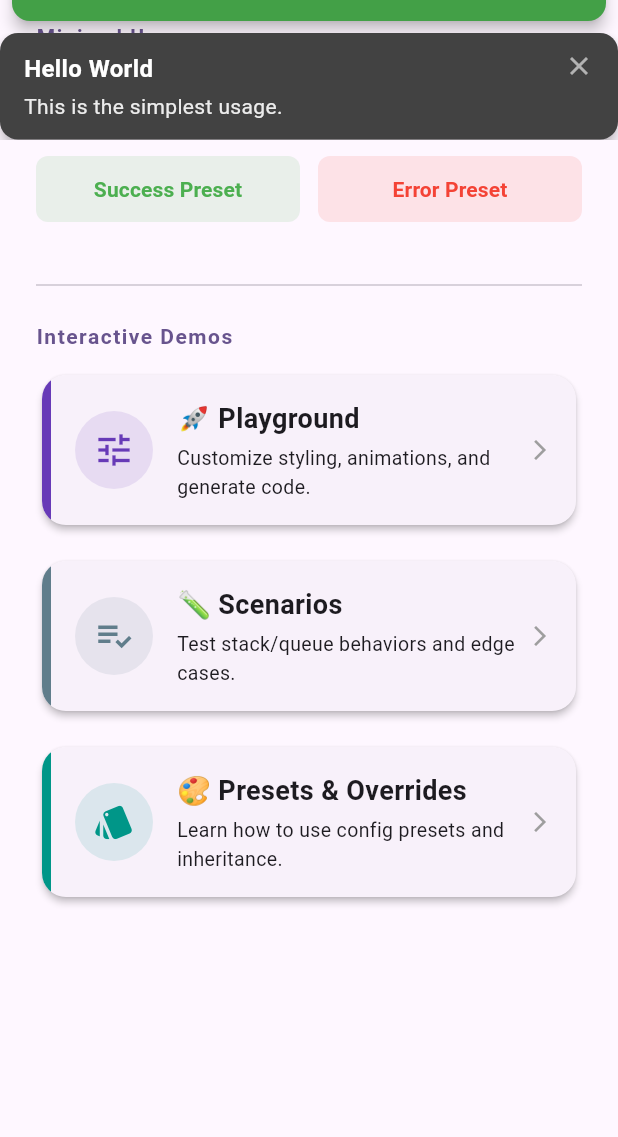
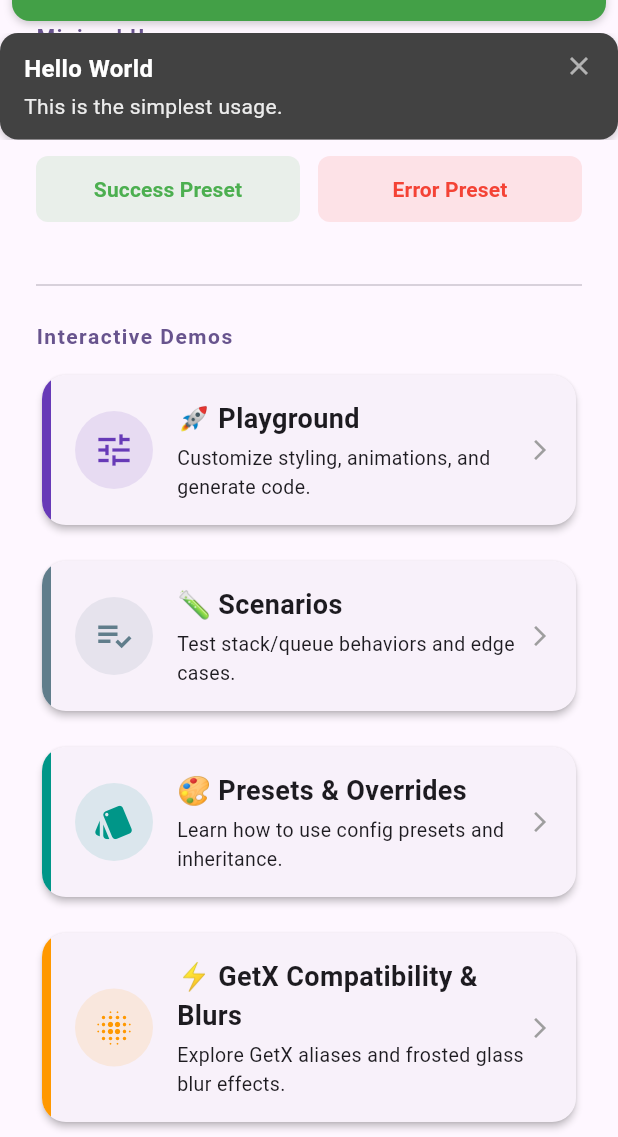
Before and after one commit to MakiAno/hyper_snackbar, a Flutter app: the screen it shows after launch, after a tap on "Hello World", after a tap on "Success Preset", on a phone screen of 412 x 824 dp, the part 99-1236 px from its top. Run offline on Flutter 3.47's test engine with Material 3 defaults, Android fonts, the phone set to English and light mode, and no system bars; our stand-ins replace go_router.

Commit message:
feat: GetX compatibility (SnackPosition, actions) and blur effects

```diff
--- a/example/lib/main.dart
+++ b/example/lib/main.dart
@@ -1,6 +1,7 @@
 import 'package:flutter/material.dart';
 import 'package:hyper_snackbar/hyper_snackbar.dart';
 
+import 'pages/getx_like_page.dart';
 import 'pages/playground_page.dart';
 import 'pages/scenario_page.dart';
 import 'pages/preset_demo_page.dart'; // Import added
@@ -141,6 +142,22 @@ class HomePage extends StatelessWidget {
                     MaterialPageRoute(builder: (_) => const PresetDemoPage()));
               },
             ),
+
+            const SizedBox(height: 16),
+
+            // GetX & Blur Compatibility Demo Button
+            _MenuCard(
+              title: '⚡ GetX Compatibility & Blurs',
+              subtitle: 'Explore GetX aliases and frosted glass blur effects.',
+              color: Colors.orange,
+              icon: Icons.blur_on,
+              onTap: () {
+                Navigator.of(
+                  context,
+                ).push(MaterialPageRoute(
+                    builder: (_) => const GetxLikeDemoPage()));
+              },
+            ),
           ],
         ),
       ),
--- a/lib/src/config.dart
+++ b/lib/src/config.dart
@@ -7,7 +7,8 @@ const _undefined = Object();
 enum HyperSnackPosition { top, bottom }
 
 /// GetX compatible alias for snackbar position.
-enum SnackPosition { top, bottom }
+// ignore: constant_identifier_names
+enum SnackPosition { TOP, BOTTOM }
 
 /// Defines the display mode of the snackbar.
 enum HyperSnackDisplayMode {
@@ -78,6 +79,11 @@ class HyperConfig {
   /// If [useAdaptiveLoader] is set to `true`, this property will be ignored.
   final Widget? icon;
 
+  /// Determines whether the [icon] should pulse (animate scaling).
+  ///
+  /// This is a GetX compatibility property. Defaults to false.
+  final bool shouldIconPulse;
+
   /// An optional action button to display.
   final HyperSnackAction? action;
 
@@ -108,6 +114,10 @@ class HyperConfig {
 
   /// The border of the snackbar.
   final BoxBorder? border;
+
+  /// Custom box shadows applied to the snackbar.
+  /// If provided, this overrides the default [elevation] shadows.
+  final List<BoxShadow>? boxShadows;
 
   /// The margin around the snackbar.
   final EdgeInsetsGeometry margin;
@@ -231,6 +241,7 @@ class HyperConfig {
     this.id,
     this.message,
     this.icon,
+    this.shouldIconPulse = false,
     this.action,
     this.actionAlignment = MainAxisAlignment.end,
     this.content,
@@ -238,6 +249,7 @@ class HyperConfig {
     this.titleStyle,
     this.messageStyle,
     this.border,
+    this.boxShadows,
     this.margin = EdgeInsets.zero,
     this.padding = const EdgeInsets.symmetric(horizontal: 16, vertical: 12),
     this.backgroundColor,
@@ -276,6 +288,7 @@ class HyperConfig {
     String? title,
     Object? message = _undefined,
     Widget? icon,
+    bool? shouldIconPulse,
     HyperSnackAction? action,
     MainAxisAlignment? actionAlignment,
     Widget? content,
@@ -283,6 +296,7 @@ class HyperConfig {
     TextStyle? titleStyle,
     TextStyle? messageStyle,
     BoxBorder? border,
+    List<BoxShadow>? boxShadows,
     EdgeInsetsGeometry? margin,
     EdgeInsetsGeometry? padding,
     Color? backgroundColor,
@@ -319,6 +333,7 @@ class HyperConfig {
       title: title ?? this.title,
       message: message == _undefined ? this.message : message as String?,
       icon: icon ?? this.icon,
+      shouldIconPulse: shouldIconPulse ?? this.shouldIconPulse,
       action: action ?? this.action,
       actionAlignment: actionAlignment ?? this.actionAlignment,
       content: content ?? this.content,
@@ -326,6 +341,7 @@ class HyperConfig {
       titleStyle: titleStyle ?? this.titleStyle,
       messageStyle: messageStyle ?? this.messageStyle,
       border: border ?? this.border,
+      boxShadows: boxShadows ?? this.boxShadows,
       margin: margin ?? this.margin,
       padding: padding ?? this.padding,
       backgroundColor: backgroundColor ?? this.backgroundColor,
--- a/lib/src/manager.dart
+++ b/lib/src/manager.dart
@@ -99,6 +99,8 @@ class HyperSnackbar {
     Curve? reverseAnimationCurve,
     Widget? titleText,
     Widget? messageText,
+    List<BoxShadow>? boxShadows,
+    bool? shouldIconPulse,
   }) {
     // Resolve Aliases
     final effectiveTextColor = textColor ?? colorText;
@@ -107,7 +109,7 @@ class HyperSnackbar {
     // Convert SnackPosition to HyperSnackPosition
     HyperSnackPosition? mappedSnackPosition;
     if (snackPosition != null) {
-      mappedSnackPosition = snackPosition == SnackPosition.top
+      mappedSnackPosition = snackPosition == SnackPosition.TOP
           ? HyperSnackPosition.top
           : HyperSnackPosition.bottom;
     }
@@ -132,18 +134,38 @@ class HyperSnackbar {
     final effectiveExitType =
         exitAnimationType ?? animationType ?? HyperSnackAnimationType.left;
 
+    // Handle Title/Message Widget aliases via Content if Text is overridden
+    Widget? finalContent = effectiveContent;
+    if (titleText != null || messageText != null) {
+        finalContent = Column(
+          mainAxisSize: MainAxisSize.min,
+          crossAxisAlignment: CrossAxisAlignment.start,
+          children: [
+            if (titleText != null) titleText,
+            if (titleText != null && messageText != null) const SizedBox(height: 4),
+            if (messageText != null) messageText,
+            if (effectiveContent != null) ...[
+                const SizedBox(height: 8),
+                effectiveContent
+            ]
+          ]
+        );
+    }
+
     return HyperConfig(
       id: id,
       title: title,
       message: message,
       icon: icon,
+      shouldIconPulse: shouldIconPulse ?? false,
       action: action,
       actionAlignment: actionAlignment,
-      content: effectiveContent,
+      content: finalContent,
       onTap: onTap,
       titleStyle: titleStyle,
       messageStyle: messageStyle,
       border: border,
+      boxShadows: boxShadows,
       margin: margin,
       padding: padding,
       backgroundColor: backgroundColor,
@@ -240,6 +262,8 @@ class HyperSnackbar {
     Curve? reverseAnimationCurve,
     Widget? titleText,
     Widget? messageText,
+    List<BoxShadow>? boxShadows,
+    bool? shouldIconPulse,
   }) {
     assert(
       (title != null && title.isNotEmpty) ||
@@ -258,7 +282,7 @@ class HyperSnackbar {
     // Convert SnackPosition to HyperSnackPosition
     HyperSnackPosition? mappedSnackPosition;
     if (snackPosition != null) {
-      mappedSnackPosition = snackPosition == SnackPosition.top
+      mappedSnackPosition = snackPosition == SnackPosition.TOP
           ? HyperSnackPosition.top
           : HyperSnackPosition.bottom;
     }
@@ -309,6 +333,7 @@ class HyperSnackbar {
       messageMaxHeight: messageMaxHeight ?? baseConfig.messageMaxHeight,
       id: id,
       icon: icon,
+      shouldIconPulse: shouldIconPulse ?? baseConfig.shouldIconPulse,
       action: action,
       actionAlignment: actionAlignment,
       content: finalContent,
@@ -316,6 +341,7 @@ class HyperSnackbar {
       titleStyle: titleStyle,
       messageStyle: messageStyle,
       border: border,
+      boxShadows: boxShadows ?? baseConfig.boxShadows,
       margin: margin,
       padding: padding,
       backgroundColor: backgroundColor,
@@ -904,6 +930,8 @@ extension HyperSnackbarExtensions on BuildContext {
     Curve? reverseAnimationCurve,
     Widget? titleText,
     Widget? messageText,
+    List<BoxShadow>? boxShadows,
+    bool? shouldIconPulse,
   }) {
     assert(
       (title != null && title.isNotEmpty) ||
@@ -962,13 +990,15 @@ extension HyperSnackbarExtensions on BuildContext {
       animationType: animationType,
       colorText: colorText,
       duration: duration,
-      snackPosition: snackPosition as dynamic, // or simply don't pass it as mappedSnackPosition was already passed into position parameter
+      snackPosition: snackPosition,
       mainButton: mainButton,
       isDismissible: isDismissible,
       forwardAnimationCurve: forwardAnimationCurve,
       reverseAnimationCurve: reverseAnimationCurve,
       titleText: titleText,
       messageText: messageText,
+      boxShadows: boxShadows,
+      shouldIconPulse: shouldIconPulse,
 
       context: this,
     );
--- a/lib/src/widget.dart
+++ b/lib/src/widget.dart
@@ -54,9 +54,6 @@ class _HyperSnackBarContentState extends State<HyperSnackBarContent> {
     final bgColor = config.backgroundColor ?? Colors.grey[800];
     final txtColor = config.textColor ?? Colors.white;
     final screenHeight = MediaQuery.of(context).size.height;
-
-    // Border (Shape) check
-    final hasBorder = config.border != null;
 
     // Get padding from config
     final EdgeInsetsGeometry basePadding = config.padding;
@@ -128,6 +125,16 @@ class _HyperSnackBarContentState extends State<HyperSnackBarContent> {
     } else {
       // --- Icon ---
       iconWidget = config.icon;
+      if (iconWidget != null && config.shouldIconPulse && widget.durationAnimation != null) {
+        iconWidget = AnimatedBuilder(
+          animation: widget.durationAnimation!,
+          builder: (context, child) {
+            final double scale = 1.0 + (widget.durationAnimation!.value * 10 % 1.0) * 0.2;
+            return Transform.scale(scale: scale, child: child);
+          },
+          child: iconWidget,
+        );
+      }
     }
 
     final bool hasTitle = config.title != null && config.title!.isNotEmpty;
@@ -136,22 +143,25 @@ class _HyperSnackBarContentState extends State<HyperSnackBarContent> {
 
     final double pbHeight = isLineEffect ? config.progressBarWidth! : 0.0;
 
-    Widget materialContent = Material(
-      elevation: config.elevation,
-      color: bgColor,
-      borderRadius:
-          hasBorder ? null : BorderRadius.circular(config.borderRadius),
-      shape: hasBorder
-          ? RoundedRectangleBorder(
-              borderRadius: BorderRadius.circular(config.borderRadius),
-              side: BorderSide(
-                color: config.border!.top.color,
-                width: config.border!.top.width,
-              ),
-            )
-          : null,
-      clipBehavior: Clip.none,
-      child: ClipRRect(
+    Widget materialContent = Container(
+      decoration: BoxDecoration(
+        color: bgColor,
+        borderRadius: BorderRadius.circular(config.borderRadius),
+        border: config.border,
+        boxShadow: config.boxShadows ??
+            (config.elevation > 0
+                ? [
+                    BoxShadow(
+                      color: Colors.black.withAlpha(50),
+                      blurRadius: config.elevation,
+                      offset: Offset(0, config.elevation / 2),
+                    )
+                  ]
+                : null),
+      ),
+      child: Material(
+        type: MaterialType.transparency,
+        child: ClipRRect(
         borderRadius: BorderRadius.circular(config.borderRadius),
         clipBehavior: Clip.antiAlias,
         child: Stack(
@@ -397,6 +407,7 @@ class _HyperSnackBarContentState extends State<HyperSnackBarContent> {
                 ],
         ),
       ),
+      ),
     );
 
     if (config.barBlur > 0.0) {
```
Also changed, not shown: example/lib/pages/getx_like_page.dart (added, +190 -0 lines), example/pubspec.lock, 2 other files.
